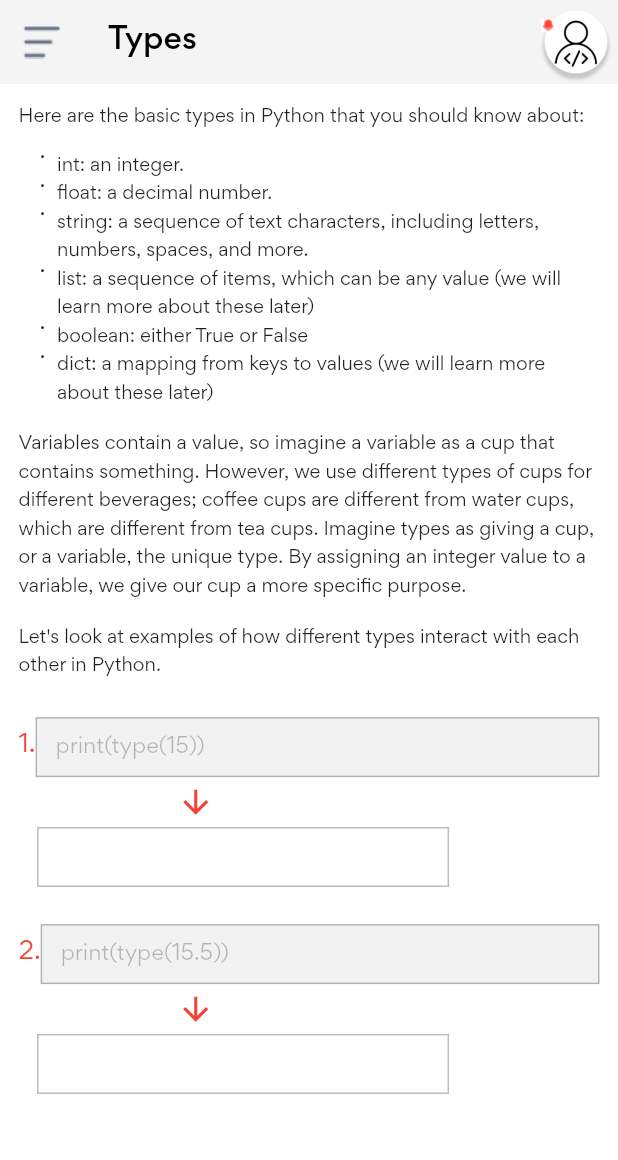
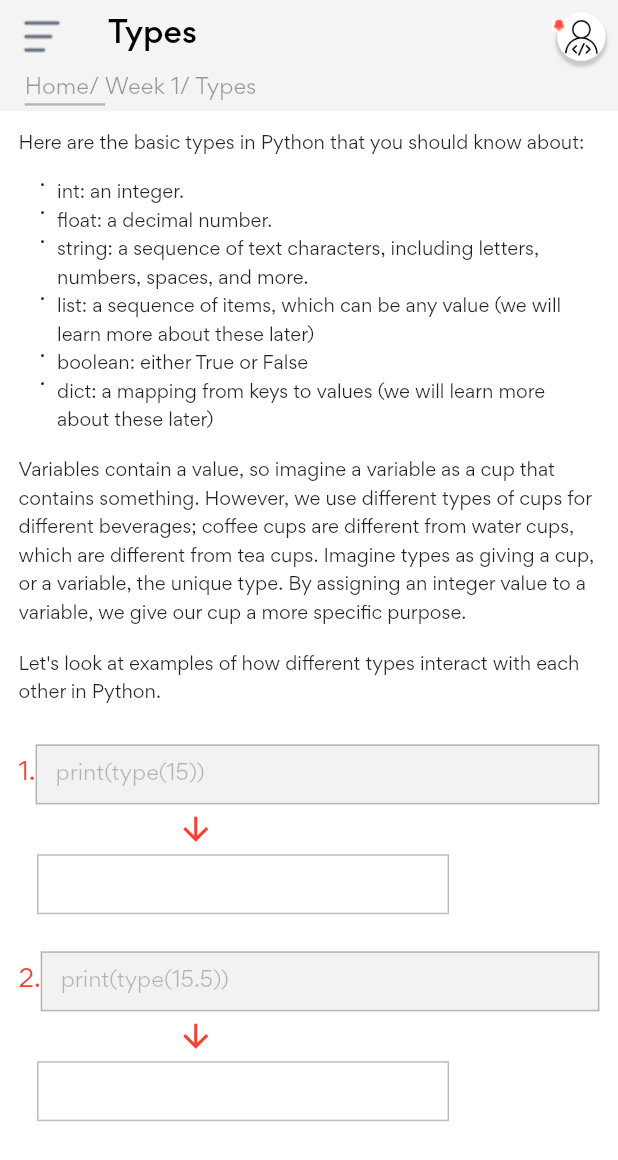
Before and after one commit to natnael-OQP/addis_coder, a Flutter app: the TypesScreen screen opened directly, on a phone screen of 412 x 824 dp. Shown: the top 1160 px of the screen. Run offline on Flutter 3.47's test engine with Material 2 defaults, Android fonts, the phone set to English and light mode, and no system bars; our stand-ins replace gap, hexcolor; missing offline and left inert: code_editor; network calls fail.

Commit message:
make profile and menu image touchable

```diff
--- a/lib/screen/type/types_screen.dart
+++ b/lib/screen/type/types_screen.dart
@@ -15,9 +15,13 @@ class TypesScreen extends StatelessWidget {
     return Scaffold(
       backgroundColor: HexColor("#FFF"),
       appBar: AppBar(
+        toolbarHeight: height * .09,
         backgroundColor: HexColor("#F4F4F4"),
         elevation: 0,
-        leading: Image.asset("assets/icons/menu.png"),
+        leading: IconButton(
+          onPressed: () {},
+          icon: Image.asset("assets/icons/menu.png"),
+        ),
         title: const Text(
           "Types",
           style: TextStyle(
@@ -27,8 +31,10 @@ class TypesScreen extends StatelessWidget {
         actions: [
           Stack(
             children: [
-              Container(
-                margin: EdgeInsets.all(width * .017),
+              InkWell(
+                onTap: () {},
+                child: Container(
+                  margin: EdgeInsets.all(width * .02),
                   decoration: BoxDecoration(
                       color: Colors.white,
                       borderRadius: const BorderRadius.all(Radius.circular(30)),
@@ -43,6 +49,7 @@ class TypesScreen extends StatelessWidget {
                       ]),
                   child: Image.asset("assets/icons/person.png"),
                 ),
+              ),
               Padding(
                 padding: EdgeInsets.only(top: width * .03, left: width * .012),
                 child: Image.asset("assets/icons/notification.png"),
@@ -50,6 +57,30 @@ class TypesScreen extends StatelessWidget {
             ],
           ),
         ],
+        bottom: PreferredSize(
+          preferredSize: const Size.fromHeight(0),
+          child: Container(
+            padding: EdgeInsets.only(left: width * .04, bottom: width * .009),
+            alignment: Alignment.centerLeft,
+            child: Column(
+              crossAxisAlignment: CrossAxisAlignment.start,
+              children: [
+                const Text(
+                  "Home/ Week 1/ Types",
+                  textAlign: TextAlign.left,
+                  style: TextStyle(
+                    color: Colors.black38,
+                  ),
+                ),
+                Container(
+                  color: Colors.black26,
+                  width: width * .13,
+                  height: width * .004,
+                )
+              ],
+            ),
+          ),
+        ),
       ),
       body: ListView(
         children: [
--- a/lib/screen/week/week_screen.dart
+++ b/lib/screen/week/week_screen.dart
@@ -16,7 +16,10 @@ class WeekScreen extends StatelessWidget {
         appBar: AppBar(
           backgroundColor: Colors.white,
           elevation: 0,
-          leading: Image.asset("assets/icons/menu.png"),
+          leading: IconButton(
+            onPressed: () {},
+            icon: Image.asset("assets/icons/menu.png"),
+          ),
           title: const Text(
             "Week 1",
             style: TextStyle(
@@ -26,21 +29,25 @@ class WeekScreen extends StatelessWidget {
           actions: [
             Stack(
               children: [
-                Container(
+                InkWell(
+                  onTap: () {},
+                  child: Container(
                     margin: EdgeInsets.all(width * .02),
                     decoration: BoxDecoration(
                         color: Colors.white,
-                      borderRadius: const BorderRadius.all(Radius.circular(30)),
+                        borderRadius:
+                            const BorderRadius.all(Radius.circular(30)),
                         boxShadow: [
                           BoxShadow(
                             color: Colors.grey.withOpacity(0.5),
                             spreadRadius: 1,
                             blurRadius: 1,
-                          offset:
-                              const Offset(0, 3), // changes position of shadow
+                            offset: const Offset(
+                                0, 3), // changes position of shadow
                           ),
                         ]),
                     child: Image.asset("assets/icons/person.png"),
+                  ),
                 ),
                 Padding(
                   padding: EdgeInsets.only(
```
Lines whose indentation alone changed are shown as unchanged.
